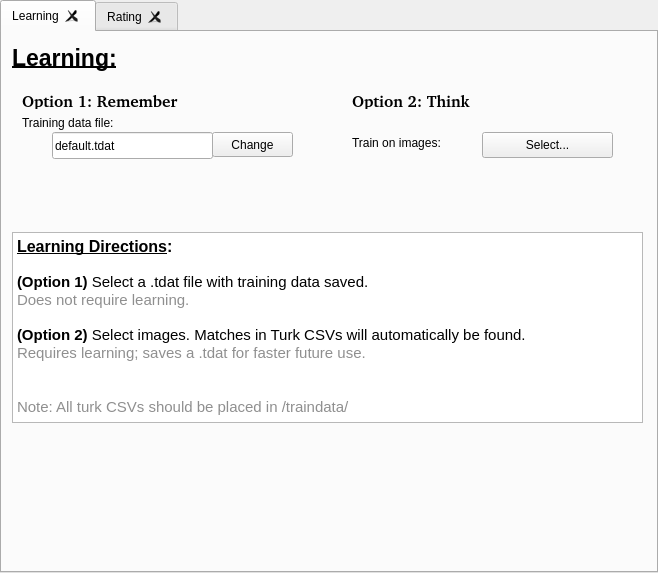
First picture: the form in display/maindisplay.ui, repository phecy/ImageSorter, before the edit.
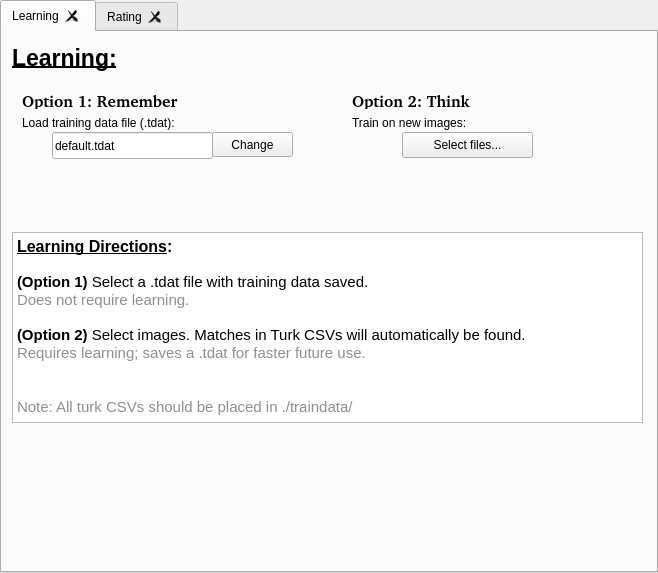
Second picture: the form after the edit.

```diff
--- a/display/maindisplay.ui
+++ b/display/maindisplay.ui
@@ -26,14 +26,14 @@
    <widget class="QPushButton" name="trainButton">
     <property name="geometry">
      <rect>
-      <x>480</x>
+      <x>400</x>
       <y>100</y>
       <width>131</width>
       <height>26</height>
      </rect>
     </property>
     <property name="text">
-     <string>Select...</string>
+     <string>Select files...</string>
     </property>
    </widget>
    <widget class="QLabel" name="learning">
@@ -61,13 +61,13 @@
     <property name="geometry">
      <rect>
       <x>350</x>
-      <y>100</y>
-      <width>131</width>
+      <y>80</y>
+      <width>241</width>
       <height>21</height>
      </rect>
     </property>
     <property name="text">
-     <string>Train on images:</string>
+     <string>Train on new images:</string>
     </property>
    </widget>
    <widget class="QTextBrowser" name="directions">
@@ -91,7 +91,7 @@
 &lt;p style=&quot; margin-top:0px; margin-bottom:0px; margin-left:0px; margin-right:0px; -qt-block-indent:0; text-indent:0px;&quot;&gt;&lt;span style=&quot; color:#8f8f8f;&quot;&gt;Requires learning; saves a .tdat for faster future use.&lt;/span&gt;&lt;/p&gt;
 &lt;p style=&quot;-qt-paragraph-type:empty; margin-top:0px; margin-bottom:0px; margin-left:0px; margin-right:0px; -qt-block-indent:0; text-indent:0px; color:#8f8f8f;&quot;&gt;&lt;/p&gt;
 &lt;p style=&quot;-qt-paragraph-type:empty; margin-top:0px; margin-bottom:0px; margin-left:0px; margin-right:0px; -qt-block-indent:0; text-indent:0px; color:#8f8f8f;&quot;&gt;&lt;/p&gt;
-&lt;p style=&quot; margin-top:0px; margin-bottom:0px; margin-left:0px; margin-right:0px; -qt-block-indent:0; text-indent:0px;&quot;&gt;&lt;span style=&quot; color:#8f8f8f;&quot;&gt;Note: All turk CSVs should be placed in /traindata/&lt;/span&gt;&lt;/p&gt;&lt;/body&gt;&lt;/html&gt;</string>
+&lt;p style=&quot; margin-top:0px; margin-bottom:0px; margin-left:0px; margin-right:0px; -qt-block-indent:0; text-indent:0px;&quot;&gt;&lt;span style=&quot; color:#8f8f8f;&quot;&gt;Note: All turk CSVs should be placed in ./traindata/&lt;/span&gt;&lt;/p&gt;&lt;/body&gt;&lt;/html&gt;</string>
     </property>
    </widget>
    <widget class="QLineEdit" name="tdat_var">
@@ -120,7 +120,7 @@
      </rect>
     </property>
     <property name="text">
-     <string>Training data file:</string>
+     <string>Load training data file (.tdat):</string>
     </property>
    </widget>
    <widget class="QToolButton" name="tdat_change">
```
